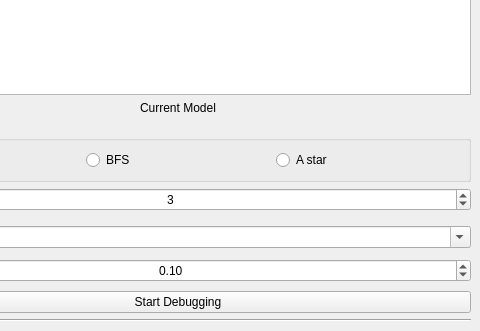
Above: view/AbinDebuggerPages.ui from jbcamacho/AbinDebugger before the change; both pictures show x 491 to 971 and y 390 to 721 of the 971 by 721 pixel window. Below: the same form after it.
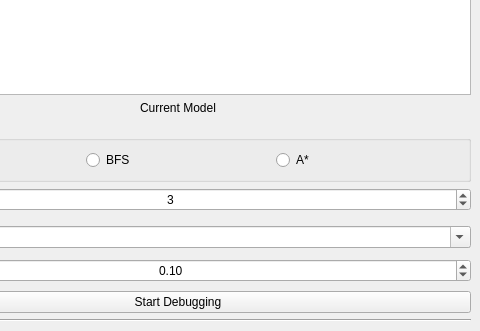
That is the form after the change. The open tabs and pages were chosen to show the change. Icons and pictures are not drawn.

Commit message: changed label A Star for A*

Patch:
```diff
--- a/view/AbinDebuggerPages.ui
+++ b/view/AbinDebuggerPages.ui
@@ -341,7 +341,7 @@
        <item>
         <widget class="QRadioButton" name="rdbAStar">
          <property name="text">
-          <string>A star</string>
+          <string>A*</string>
          </property>
         </widget>
        </item>
```
